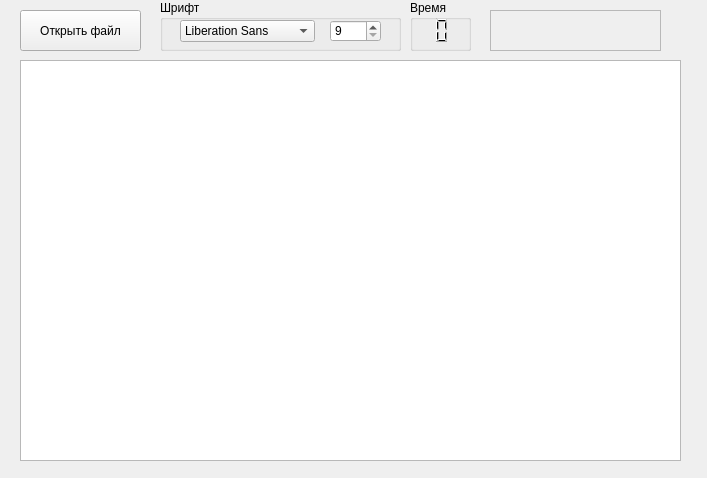
The window that mainwindow.ui (abodnyaUA/ReadingSpeed) describes before a commit, drawn with Qt 5.
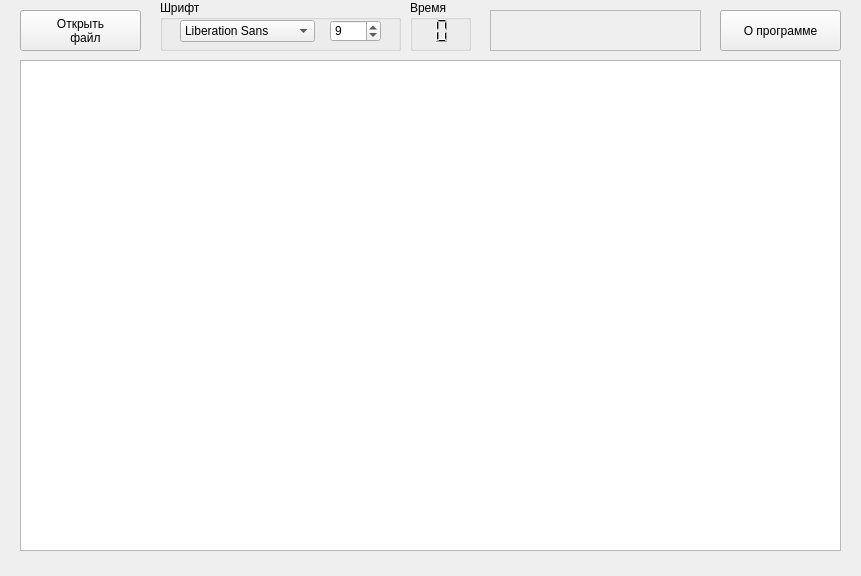
The same window after the commit. Icons and pictures are not drawn.

What changed in the file:
```diff
--- a/mainwindow.ui
+++ b/mainwindow.ui
@@ -6,20 +6,24 @@
    <rect>
     <x>0</x>
     <y>0</y>
-    <width>707</width>
-    <height>478</height>
+    <width>861</width>
+    <height>576</height>
    </rect>
   </property>
   <property name="windowTitle">
    <string>Проверка скорости чтения</string>
   </property>
+  <property name="windowIcon">
+   <iconset>
+    <normaloff>:/reader/icon.ico</normaloff>:/reader/icon.ico</iconset>
+  </property>
   <widget class="QTextEdit" name="textBrowser">
    <property name="geometry">
     <rect>
      <x>20</x>
      <y>60</y>
-     <width>661</width>
-     <height>401</height>
+     <width>821</width>
+     <height>491</height>
     </rect>
    </property>
    <property name="readOnly">
@@ -35,8 +39,40 @@
      <height>41</height>
     </rect>
    </property>
+   <property name="focusPolicy">
+    <enum>Qt::NoFocus</enum>
+   </property>
+   <property name="acceptDrops">
+    <bool>false</bool>
+   </property>
    <property name="text">
-    <string>Открыть файл</string>
+    <string>Открыть
+   файл</string>
+   </property>
+   <property name="icon">
+    <iconset theme="standart" resource="Reader.qrc">
+     <normaloff>:/icons/openButton.png</normaloff>:/icons/openButton.png</iconset>
+   </property>
+   <property name="iconSize">
+    <size>
+     <width>32</width>
+     <height>32</height>
+    </size>
+   </property>
+   <property name="checkable">
+    <bool>false</bool>
+   </property>
+   <property name="autoRepeat">
+    <bool>false</bool>
+   </property>
+   <property name="autoDefault">
+    <bool>false</bool>
+   </property>
+   <property name="default">
+    <bool>false</bool>
+   </property>
+   <property name="flat">
+    <bool>false</bool>
    </property>
   </widget>
   <widget class="QGroupBox" name="groupBox">
@@ -79,8 +115,14 @@
       <height>22</height>
      </rect>
     </property>
+    <property name="focusPolicy">
+     <enum>Qt::NoFocus</enum>
+    </property>
+    <property name="contextMenuPolicy">
+     <enum>Qt::NoContextMenu</enum>
+    </property>
     <property name="wrapping">
-     <bool>false</bool>
+     <bool>true</bool>
     </property>
     <property name="frame">
      <bool>true</bool>
@@ -88,8 +130,14 @@
     <property name="readOnly">
      <bool>false</bool>
     </property>
+    <property name="buttonSymbols">
+     <enum>QAbstractSpinBox::UpDownArrows</enum>
+    </property>
     <property name="accelerated">
-     <bool>false</bool>
+     <bool>true</bool>
+    </property>
+    <property name="keyboardTracking">
+     <bool>true</bool>
     </property>
     <property name="minimum">
      <number>9</number>
@@ -136,7 +184,7 @@
     <rect>
      <x>490</x>
      <y>10</y>
-     <width>171</width>
+     <width>211</width>
      <height>41</height>
     </rect>
    </property>
@@ -151,6 +199,50 @@
 &lt;p style=&quot;-qt-paragraph-type:empty; margin-top:0px; margin-bottom:0px; margin-left:0px; margin-right:0px; -qt-block-indent:0; text-indent:0px; font-size:8pt;&quot;&gt;&lt;br /&gt;&lt;/p&gt;&lt;/body&gt;&lt;/html&gt;</string>
    </property>
   </widget>
+  <widget class="QPushButton" name="infoButton">
+   <property name="geometry">
+    <rect>
+     <x>720</x>
+     <y>10</y>
+     <width>121</width>
+     <height>41</height>
+    </rect>
+   </property>
+   <property name="focusPolicy">
+    <enum>Qt::NoFocus</enum>
+   </property>
+   <property name="acceptDrops">
+    <bool>false</bool>
+   </property>
+   <property name="text">
+    <string>О программе</string>
+   </property>
+   <property name="icon">
+    <iconset resource="Reader.qrc">
+     <normaloff>:/icons/infoButton.png</normaloff>:/icons/infoButton.png</iconset>
+   </property>
+   <property name="iconSize">
+    <size>
+     <width>36</width>
+     <height>36</height>
+    </size>
+   </property>
+   <property name="checkable">
+    <bool>false</bool>
+   </property>
+   <property name="autoRepeat">
+    <bool>false</bool>
+   </property>
+   <property name="autoDefault">
+    <bool>false</bool>
+   </property>
+   <property name="default">
+    <bool>false</bool>
+   </property>
+   <property name="flat">
+    <bool>false</bool>
+   </property>
+  </widget>
  </widget>
  <layoutdefault spacing="6" margin="11"/>
  <resources/>
```
Left out of the diff: 4 changed lines with no effect on the pictures.
